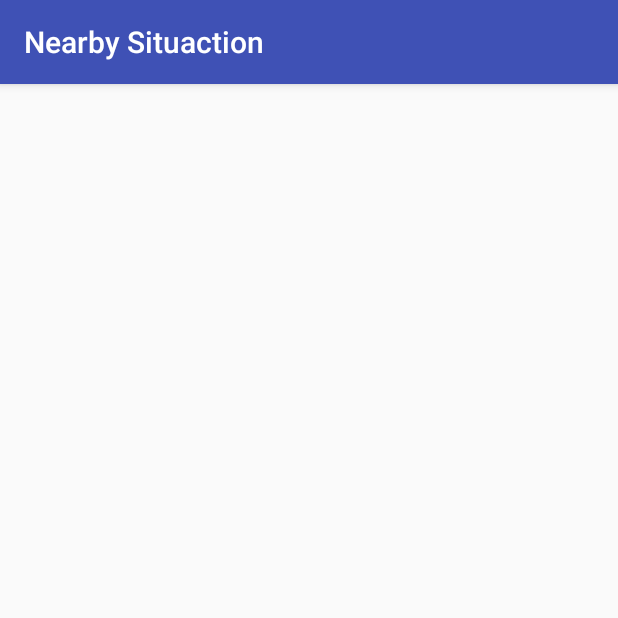
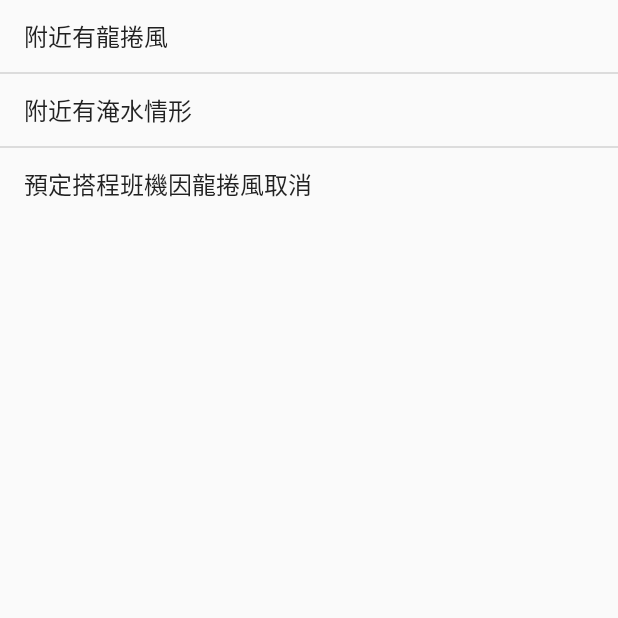
Before and after one commit to alcohol49/TourGuard, an Android app: the NearbySituation screen opened directly, with no data from a screen before it, on a phone screen of 412 x 824 dp, the top half of it. Run offline under Robolectric (Android 15) with nearby library versions, the phone set to English and light mode, and no system bars.

Commit message:
Nearby situaction

```diff
--- a/app/src/main/java/com/hackathon/tourguard/NearbySituation.java
+++ b/app/src/main/java/com/hackathon/tourguard/NearbySituation.java
@@ -1,13 +1,34 @@
 package com.hackathon.tourguard;
 
-import android.support.v7.app.AppCompatActivity;
+import android.app.ListActivity;
+import android.app.LoaderManager;
+import android.content.Loader;
+import android.database.Cursor;
 import android.os.Bundle;
+import android.view.View;
+import android.widget.ArrayAdapter;
+import android.widget.ListView;
 
-public class NearbySituation extends AppCompatActivity {
+public class NearbySituation extends ListActivity {
+
+    public String[] mStrings = {
+            "附近有龍捲風",
+            "附近有淹水情形",
+            "預定搭程班機因龍捲風取消"
+    };
 
     @Override
     protected void onCreate(Bundle savedInstanceState) {
         super.onCreate(savedInstanceState);
         setContentView(R.layout.activity_nearby_situation);
+
+        ArrayAdapter<String> adapter = new ArrayAdapter<>(this, android.R.layout.simple_list_item_1, mStrings);
+        ListView listView = (ListView) findViewById(android.R.id.list);
+        listView.setAdapter(adapter);
+    }
+
+    @Override
+    protected void onListItemClick(ListView l, View v, int position, long id) {
+        super.onListItemClick(l, v, position, id);
     }
 }
--- a/app/src/main/res/layout/activity_nearby_situation.xml
+++ b/app/src/main/res/layout/activity_nearby_situation.xml
@@ -1,12 +1,7 @@
 <?xml version="1.0" encoding="utf-8"?>
-<RelativeLayout xmlns:android="http://schemas.android.com/apk/res/android"
-    xmlns:tools="http://schemas.android.com/tools"
+<ListView
+    android:id="@android:id/list"
     android:layout_width="match_parent"
-    android:layout_height="match_parent"
-    android:paddingBottom="@dimen/activity_vertical_margin"
-    android:paddingLeft="@dimen/activity_horizontal_margin"
-    android:paddingRight="@dimen/activity_horizontal_margin"
-    android:paddingTop="@dimen/activity_vertical_margin"
-    tools:context="com.hackathon.tourguard.NearbySituation">
-
-</RelativeLayout>
+    android:layout_height="wrap_content"
+    xmlns:android="http://schemas.android.com/apk/res/android">
+</ListView>
```
